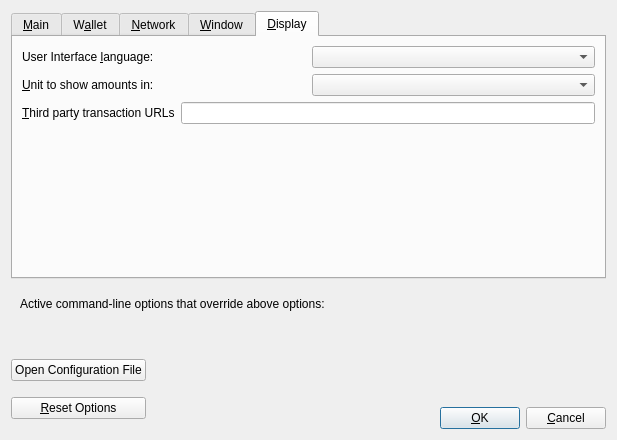
Qt form src/qt/forms/optionsdialog.ui (RavenProject/Ravencoin) before a commit.
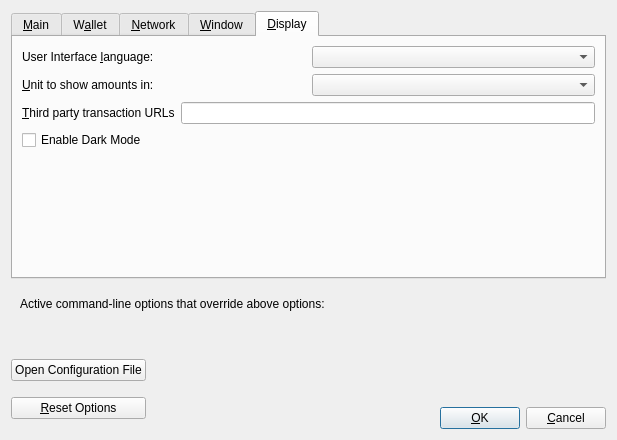
The same form after that commit. The open tabs and pages were chosen to show the change. Custom widgets are drawn as their Qt base class.

```diff
--- a/src/qt/forms/optionsdialog.ui
+++ b/src/qt/forms/optionsdialog.ui
@@ -633,6 +633,13 @@
          </item>
         </layout>
        </item>
+       <item>
+        <widget class="QCheckBox" name="darkModeCheckBox">
+         <property name="text">
+          <string>Enable Dark Mode</string>
+         </property>
+        </widget>
+       </item>
        <item>
         <spacer name="verticalSpacer_Display">
          <property name="orientation">
```
Left out of the diff: 2 changed lines with no effect on the pictures.
